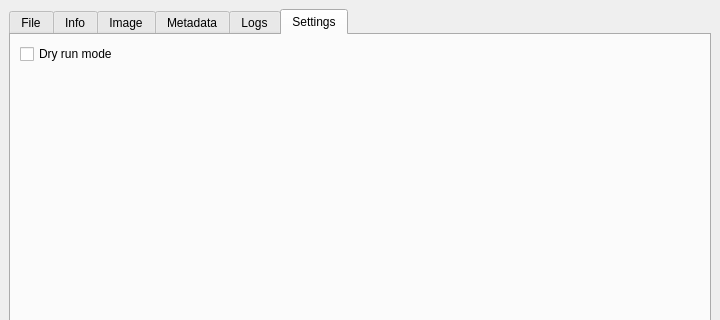
Old version of the form gui/sincleanerV2.ui in the repository sinmirka/SinTweaker; both pictures show x 0 to 720 and y 0 to 320 of the 720 by 520 pixel window.
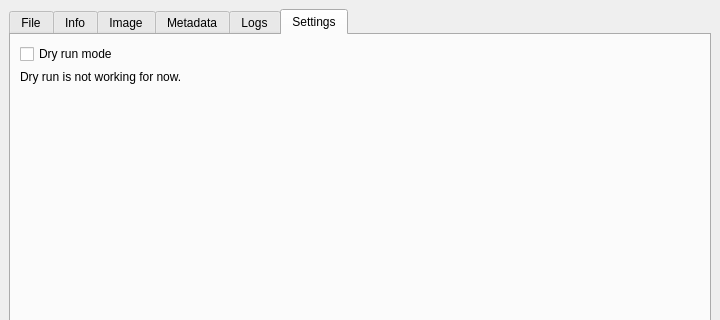
New version of the form. The open tabs and pages were chosen to show the change.

Commit message: Add warning in settings

```diff
--- a/gui/sincleanerV2.ui
+++ b/gui/sincleanerV2.ui
@@ -488,6 +488,13 @@
           </property>
          </widget>
         </item>
+        <item>
+         <widget class="QLabel" name="label_3">
+          <property name="text">
+           <string>Dry run is not working for now.</string>
+          </property>
+         </widget>
+        </item>
         <item>
          <spacer>
           <property name="orientation">
```
Left out of the diff: 6 changed lines with no effect on the pictures.
